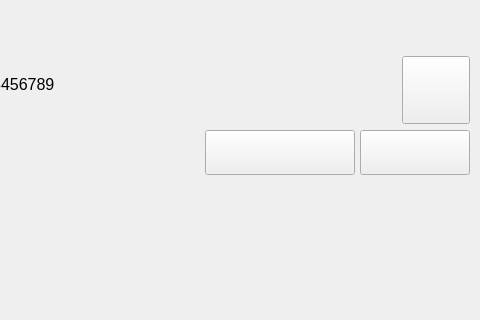
Above: mainwindow.ui from yuanjinxin123/shenglei before the change; both pictures show x 741 to 1221 and y 0 to 320 of the 1221 by 939 pixel window. Below: the same form after it.
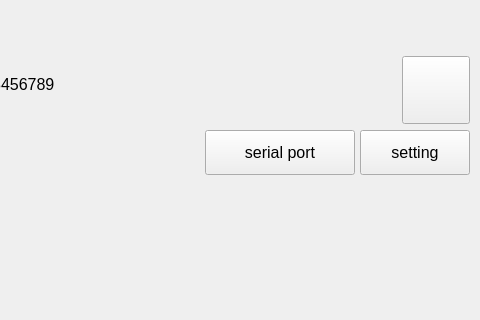
That is the form after the change. Custom widgets are drawn as their Qt base class.

The edit to the form file:
```diff
--- a/mainwindow.ui
+++ b/mainwindow.ui
@@ -412,7 +412,7 @@
                <string notr="true"/>
               </property>
               <property name="text">
-               <string/>
+               <string>serial port</string>
               </property>
               <property name="iconSize">
                <size>
@@ -465,7 +465,7 @@
                <bool>false</bool>
               </property>
               <property name="text">
-               <string/>
+               <string>setting</string>
               </property>
               <property name="iconSize">
                <size>
```
